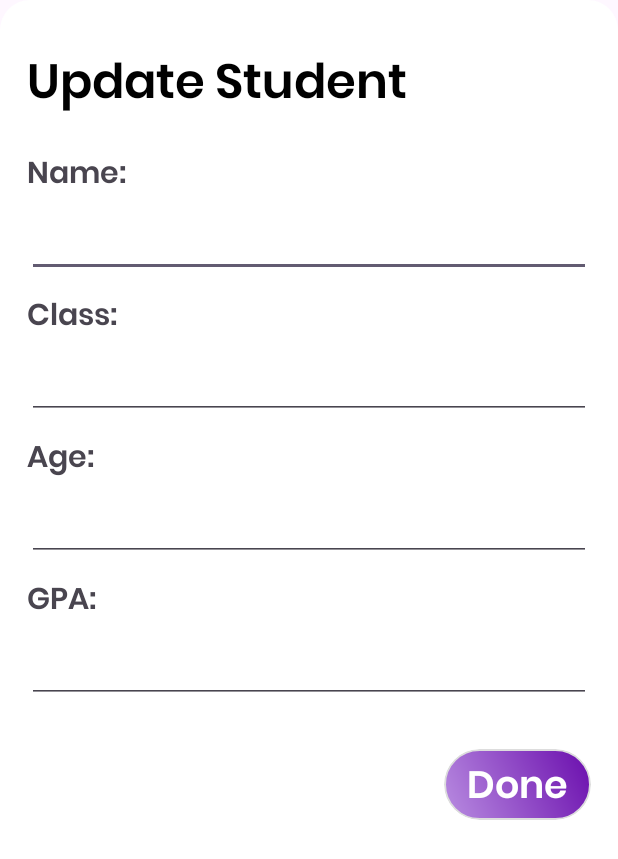
After one commit to tuananh140620/CRUD-Roomdatabase, an Android app: the layout bottom_sheet_update.xml on its own in the app's theme, with its tools: preview values and no code run, on a phone screen of 412 x 824 dp. The commit adds this screen. Shown: the top 859 px of the screen. Run offline under Robolectric (Android 15) with nearby library versions, the phone set to English and light mode, and no system bars.

Commit message:
Fix feature update

```diff
--- a/app/src/main/java/com/example/crud_roomdatabase/Constant.kt
+++ b/app/src/main/java/com/example/crud_roomdatabase/Constant.kt
@@ -2,3 +2,4 @@ package com.example.crud_roomdatabase
 
 
 const val CLICK_DETAIL_STUDENT = "CLICK_DETAIL_STUDENT"
+const val CLICK_UPDATE_STUDENT = "CLICK_UPDATE_STUDENT"
--- a/app/src/main/java/com/example/crud_roomdatabase/callback/OnItemClickListener.kt
+++ b/app/src/main/java/com/example/crud_roomdatabase/callback/OnItemClickListener.kt
@@ -4,4 +4,5 @@ import com.example.crud_roomdatabase.data.model.Student
 
 interface OnItemClickListener {
     fun onItemClick(student: Student)
+    fun onUpdateItemClick(student: Student)
 }
--- a/app/src/main/java/com/example/crud_roomdatabase/data/model/Student.kt
+++ b/app/src/main/java/com/example/crud_roomdatabase/data/model/Student.kt
@@ -2,6 +2,7 @@ package com.example.crud_roomdatabase.data.model
 
 import android.os.Parcel
 import android.os.Parcelable
+import android.text.Editable
 import androidx.room.ColumnInfo
 import androidx.room.Entity
 import androidx.room.PrimaryKey
@@ -23,8 +24,7 @@ data class Student(
         parcel.readInt(),
         parcel.readString(),
         parcel.readDouble()
-    ) {
-    }
+    )
 
     override fun writeToParcel(parcel: Parcel, flags: Int) {
         parcel.writeInt(id)
--- a/app/src/main/java/com/example/crud_roomdatabase/data/roomdatabase/StudentDao.kt
+++ b/app/src/main/java/com/example/crud_roomdatabase/data/roomdatabase/StudentDao.kt
@@ -5,6 +5,7 @@ import androidx.room.Delete
 import androidx.room.Insert
 import androidx.room.OnConflictStrategy
 import androidx.room.Query
+import androidx.room.Update
 import com.example.crud_roomdatabase.data.model.Student
 import kotlinx.coroutines.flow.Flow
 
@@ -21,7 +22,11 @@ interface StudentDao {
 
     @Query("DELETE FROM students")
     fun deleteAll()
+
     @Delete
     fun delete(student: Student)
 
+    @Update
+    fun update(student: Student)
+
 }
--- /dev/null
+++ b/app/src/main/res/drawable/ic_more.xml
@@ -0,0 +1,5 @@
+<vector android:autoMirrored="true" android:height="24dp"
+    android:tint="#FFFFFF" android:viewportHeight="24"
+    android:viewportWidth="24" android:width="24dp" xmlns:android="http://schemas.android.com/apk/res/android">
+    <path android:fillColor="@android:color/white" android:pathData="M12,8c1.1,0 2,-0.9 2,-2s-0.9,-2 -2,-2 -2,0.9 -2,2 0.9,2 2,2zM12,10c-1.1,0 -2,0.9 -2,2s0.9,2 2,2 2,-0.9 2,-2 -0.9,-2 -2,-2zM12,16c-1.1,0 -2,0.9 -2,2s0.9,2 2,2 2,-0.9 2,-2 -0.9,-2 -2,-2z"/>
+</vector>
--- /dev/null
+++ b/app/src/main/res/layout/bottom_sheet_update.xml
@@ -0,0 +1,143 @@
+<?xml version="1.0" encoding="utf-8"?>
+<androidx.appcompat.widget.LinearLayoutCompat xmlns:android="http://schemas.android.com/apk/res/android"
+    android:layout_width="match_parent"
+    android:layout_height="match_parent"
+    xmlns:app="http://schemas.android.com/apk/res-auto"
+    android:background="@drawable/rounded_background"
+    android:backgroundTint="@color/white"
+    android:orientation="vertical"
+    android:paddingHorizontal="18dp"
+    android:paddingVertical="30dp">
+
+    <TextView
+        android:layout_width="match_parent"
+        android:layout_height="wrap_content"
+        android:fontFamily="@font/poppins_semibold"
+        android:text="Update Student"
+        android:textColor="@color/black"
+        android:textSize="32dp" />
+
+    <LinearLayout
+        android:layout_width="match_parent"
+        android:layout_height="wrap_content"
+        android:orientation="vertical"
+        android:paddingVertical="5dp">
+
+        <LinearLayout
+            android:layout_width="match_parent"
+            android:layout_height="wrap_content"
+            android:layout_marginTop="10dp"
+            android:orientation="vertical">
+
+            <TextView
+                android:id="@+id/tvName"
+                android:layout_width="match_parent"
+                android:layout_height="wrap_content"
+                android:fontFamily="@font/poppins_semibold"
+                android:text="Name:"
+                android:textSize="20dp" />
+
+            <EditText
+                android:id="@+id/etName"
+                android:layout_width="match_parent"
+                android:layout_height="wrap_content"
+                android:fontFamily="@font/poppins"
+                android:textSize="18dp" />
+
+        </LinearLayout>
+
+        <LinearLayout
+            android:layout_width="match_parent"
+            android:layout_height="wrap_content"
+            android:layout_marginTop="10dp"
+            android:orientation="vertical">
+
+            <TextView
+                android:id="@+id/tvClass"
+                android:layout_width="match_parent"
+                android:layout_height="wrap_content"
+                android:fontFamily="@font/poppins_semibold"
+                android:text="Class:"
+                android:textSize="20dp" />
+
+            <EditText
+                android:id="@+id/etClass"
+                android:layout_width="match_parent"
+                android:layout_height="wrap_content"
+                android:fontFamily="@font/poppins"
+                android:textSize="18dp" />
+
+        </LinearLayout>
+
+        <LinearLayout
+            android:layout_width="match_parent"
+            android:layout_height="wrap_content"
+            android:layout_marginTop="10dp"
+            android:orientation="vertical">
+
+            <TextView
+                android:id="@+id/tvAge"
+                android:layout_width="match_parent"
+                android:layout_height="wrap_content"
+                android:fontFamily="@font/poppins_semibold"
+                android:text="Age:"
+                android:textSize="20dp" />
+
+            <EditText
+                android:id="@+id/etAge"
+                android:layout_width="match_parent"
+                android:layout_height="wrap_content"
+                android:fontFamily="@font/poppins"
+                android:textSize="18dp" />
+
+        </LinearLayout>
+
+        <LinearLayout
+            android:layout_width="match_parent"
+            android:layout_height="wrap_content"
+            android:layout_marginTop="10dp"
+            android:orientation="vertical">
+
+            <TextView
+                android:id="@+id/tvGpa"
+                android:layout_width="match_parent"
+                android:layout_height="wrap_content"
+                android:fontFamily="@font/poppins_semibold"
+                android:text="GPA:"
+                android:textSize="20dp" />
+
+            <EditText
+                android:id="@+id/etGpa"
+                android:layout_width="match_parent"
+                android:layout_height="wrap_content"
+                android:fontFamily="@font/poppins"
+                android:textSize="18dp" />
+
+
+        </LinearLayout>
+    </LinearLayout>
+
+    <androidx.cardview.widget.CardView
+        android:id="@+id/btnUpdate"
+        android:layout_width="wrap_content"
+        android:layout_height="wrap_content"
+        android:layout_gravity="end"
+        app:cardCornerRadius="100dp"
+        app:cardElevation="0dp"
+        android:layout_marginTop="25dp">
+
+        <TextView
+            android:layout_width="wrap_content"
+            android:layout_height="wrap_content"
+            android:background="@drawable/rounded_btn_is"
+            android:fontFamily="@font/poppins_semibold"
+            android:gravity="center"
+            android:paddingHorizontal="15dp"
+            android:paddingVertical="6dp"
+            android:includeFontPadding="false"
+            android:text="Done"
+            android:textColor="@color/white"
+            android:textSize="25dp" />
+    </androidx.cardview.widget.CardView>
+
+</androidx.appcompat.widget.LinearLayoutCompat>
```
Also changed, not shown: app/src/main/java/com/example/crud_roomdatabase/adapter/StudentListAdapter.kt (+6 -1 lines), app/src/main/java/com/example/crud_roomdatabase/bottomsheet/UpdateBottomSheetFragment.kt (added, +75 -0 lines), app/src/main/java/com/example/crud_roomdatabase/data/roomdatabase/AppDatabase.kt (+4 -4 lines), app/src/main/java/com/example/crud_roomdatabase/repository/StudentRepository.kt (+6 -2 lines), app/src/main/java/com/example/crud_roomdatabase/view/MainActivity.kt (+8 -2 lines), app/src/main/java/com/example/crud_roomdatabase/viewmodel/StudentViewModel.kt (+11 -1 lines), app/src/main/res/layout/item_student.xml (+16 -4 lines).
